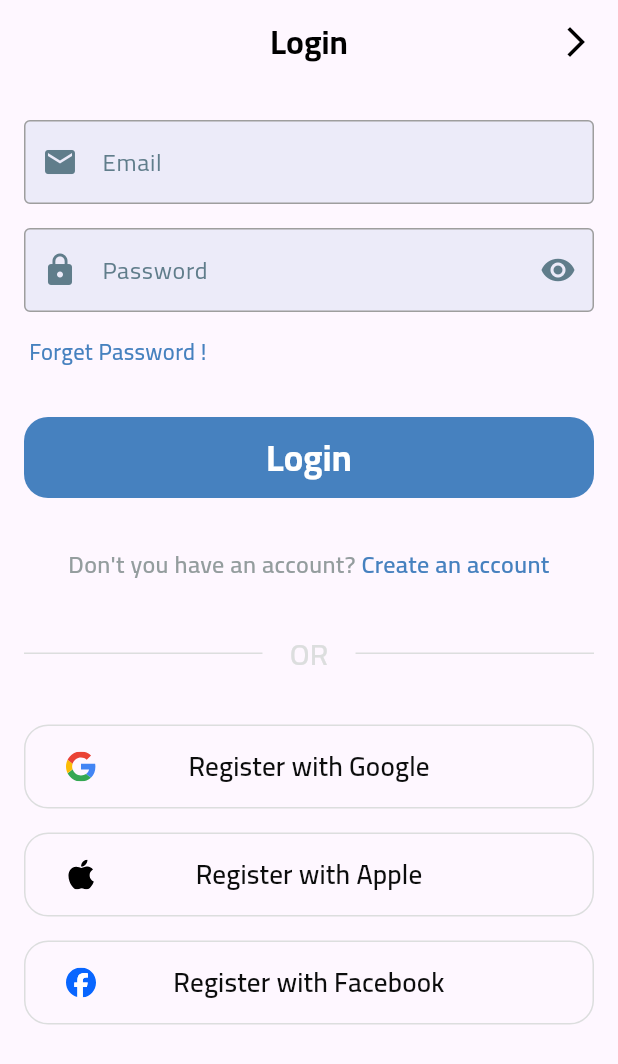
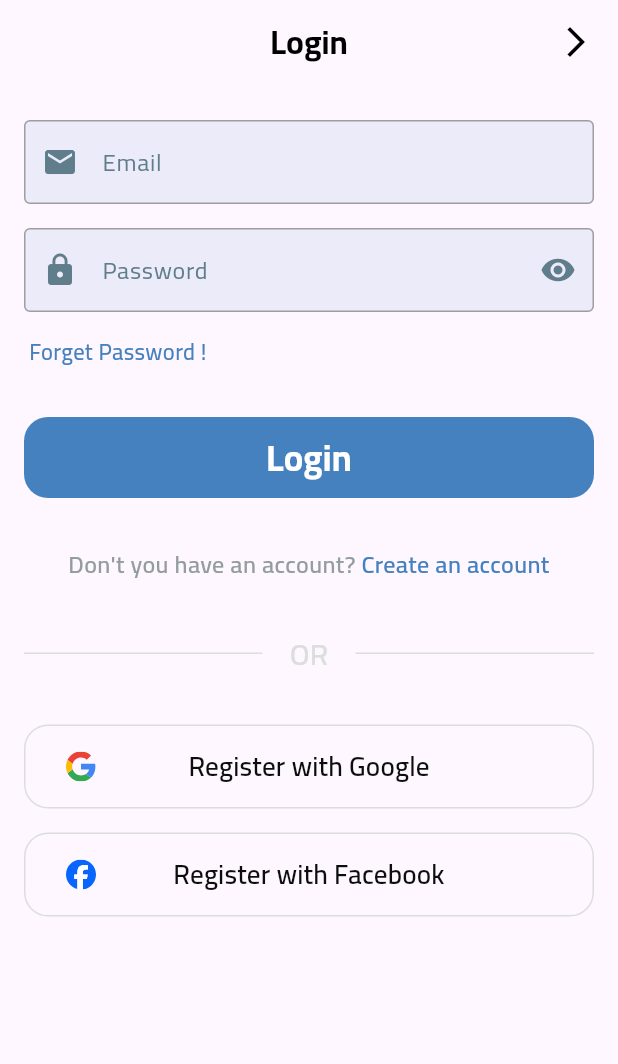
Before and after one commit to abdulrahmanibrahimdawood/Hepato_Diagnosis, a Flutter app: the SigninView screen opened by its route, on a phone screen of 412 x 824 dp. Shown: the top 1064 px of the screen. Run offline on Flutter 3.47's test engine with Material 3 defaults, Android fonts, the phone set to English and light mode, and no system bars; drawn by our look-alikes of modal_progress_hud_nsn; our stand-ins replace dartz, dots_indicator, firebase_auth, firebase_core, flutter_bloc, flutter_svg and 4 more; missing offline and left inert: flutter_facebook_auth; accounts and stored records are empty.

Commit message:
finish auth

```diff
--- a/lib/features/auth/presentation/views/widgets/signin_view_body.dart
+++ b/lib/features/auth/presentation/views/widgets/signin_view_body.dart
@@ -1,3 +1,5 @@
+import 'dart:io';
+
 import 'package:e_commerce/constants.dart';
 import 'package:e_commerce/core/utils/app_color.dart';
 import 'package:e_commerce/core/utils/app_images.dart';
@@ -104,6 +106,8 @@ class _SigninViewBodyState extends State<SigninViewBody> {
               const SizedBox(
                 height: 16,
               ),
+              Platform.isIOS
+                  ? Column(children: [
                       SocialLoginButton(
                         onPressed: () {
                           context.read<SigninCubit>().signInWithApple();
@@ -114,6 +118,8 @@ class _SigninViewBodyState extends State<SigninViewBody> {
                       const SizedBox(
                         height: 16,
                       ),
+                    ])
+                  : const SizedBox(),
               SocialLoginButton(
                 onPressed: () {
                   context.read<SigninCubit>().signInWithFacebook();
```
Lines whose indentation alone changed are shown as unchanged.
